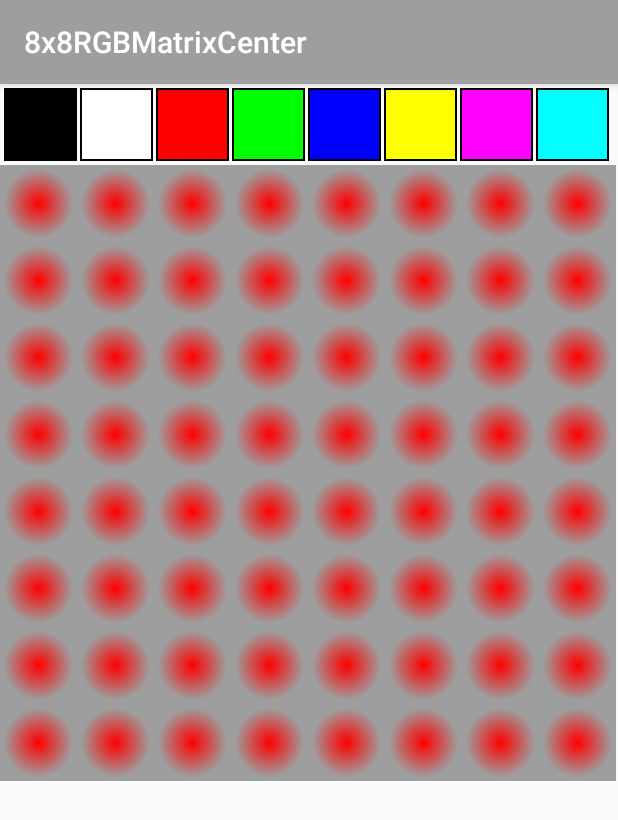
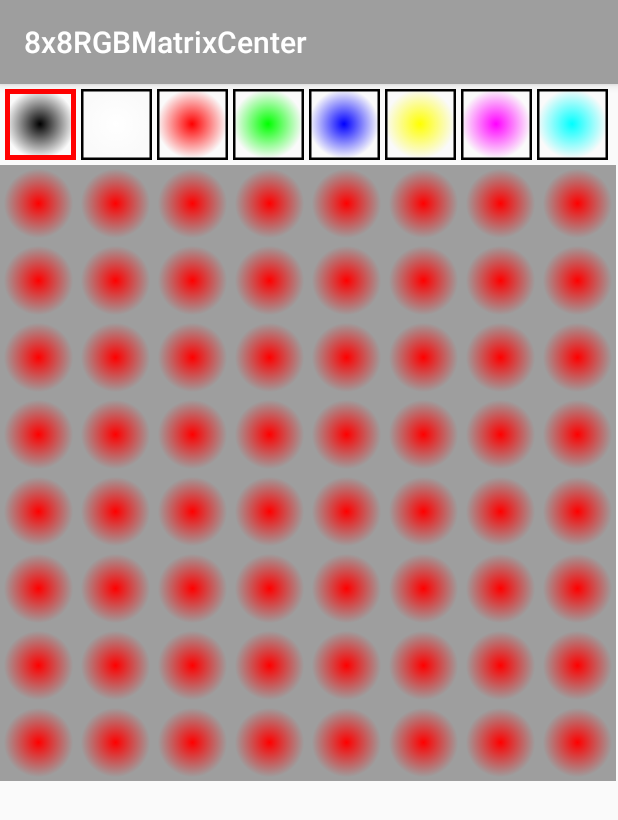
Before and after one commit to iridin/8x8RGBMatrixCenter, an Android app: the fragment MatrixFragment placed in its activity, on a phone screen of 412 x 824 dp. Shown: the top 820 px of the screen. Run offline under Robolectric (Android 15) with nearby library versions, the phone set to English and light mode, and no system bars; 2 statements that could not run were skipped.

Commit message:
Color palette is clickable.

```diff
--- a/app/src/main/java/cz/cuni/mff/a8x8rgbmatrixcenter/ColorSelectionView.java
+++ b/app/src/main/java/cz/cuni/mff/a8x8rgbmatrixcenter/ColorSelectionView.java
@@ -3,19 +3,21 @@ package cz.cuni.mff.a8x8rgbmatrixcenter;
 import android.content.Context;
 import android.content.res.TypedArray;
 import android.graphics.Canvas;
-import android.graphics.Color;
-import android.graphics.Paint;
 import android.util.AttributeSet;
 import android.util.DisplayMetrics;
-import android.view.View;
+import android.view.ViewGroup;
+
+import java.util.ArrayList;
+import java.util.List;
 
 /**
  * Created by Dominik Skoda on 19.04.2016.
  */
-public class ColorSelectionView extends View {
+public class ColorSelectionView extends ViewGroup {
+
+    public static final int COLOR_COUNT = 8;
 
     private static final int DEFAULT_COLOR = 0xFF000000;
-    private static final int DEFAULT_COLOR_CNT = 8;
     private static final int[] DEFAULT_COLORS = new int[] {
             0xFF000000,
             0xFFFFFFFF,
@@ -26,20 +28,16 @@ public class ColorSelectionView extends View {
             0xFFFF00FF,
             0xFF00FFFF };
 
-    private int[] colors;
+    List<ColorView> colorViews = new ArrayList<>();
+    private int selectedColor;
+
     private int colorMargin;
-    private int defaultColor;
-    private int colorCount;
 
     public ColorSelectionView(Context context) {
         super(context);
 
         colorMargin = 0;
-        defaultColor = 0xFF000000;
-        colorCount = DEFAULT_COLOR_CNT;
-        colors = new int[colorCount];
-
-        setColors();
+        selectedColor = 0;
     }
 
     public ColorSelectionView(Context context, AttributeSet attrs) {
@@ -50,7 +48,6 @@ public class ColorSelectionView extends View {
         super(context, attrs, defStyle);
 
         processAttributes(context, attrs);
-        setColors();
     }
 
     private void processAttributes(Context context, AttributeSet attrs) {
@@ -61,34 +58,66 @@ public class ColorSelectionView extends View {
             DisplayMetrics displayMetrics = getContext().getResources().getDisplayMetrics();
             colorMargin = Math.round(a.getDimension(R.styleable.ColorSelectionView_colorMargin, 0)
                     * (displayMetrics.xdpi / DisplayMetrics.DENSITY_DEFAULT));
-            defaultColor = a.getColor(R.styleable.ColorSelectionView_defaultColor, Color.WHITE);
-            colorCount = a.getInt(R.styleable.ColorSelectionView_colorCount, DEFAULT_COLOR_CNT);
         } finally {
             a.recycle();
         }
 
-        colors = new int[colorCount];
+        selectedColor = 0;
     }
 
-    private void setColors(){
-        for(int i = 0; i < colorCount; i++){
-            // TODO: load saved palette
-            if(DEFAULT_COLORS.length > i){
-                colors[i] = DEFAULT_COLORS[i];
-            } else {
-                colors[i] = DEFAULT_COLOR;
-            }
+    public void colorViewAdded(ColorView colorView){
+        int i = colorViews.size();
+
+        // Set color
+        // TODO: load saved palette
+        if(DEFAULT_COLORS.length > i){
+            colorView.setColor(DEFAULT_COLORS[i]);
+        } else {
+            colorView.setColor(DEFAULT_COLOR);
+        }
+
+        colorView.setSelected(i == 0);
+        colorViews.add(colorView);
+    }
+
+    public void colorViewClicked(ColorView view){
+        int i = colorViews.indexOf(view);
+
+        if(i >= 0 && i != selectedColor){
+            ColorView previousView = colorViews.get(selectedColor);
+            previousView.setSelected(false);
+            previousView.invalidate();
+
+            selectedColor = i;
+            view.setSelected(true);
+            view.invalidate();
+        }
+    }
+
+    public void colorViewLongClicked(ColorView view){
+
+    }
+
+    @Override
+    protected void onLayout(boolean changed, int l, int t, int r, int b) {
+        assert(getChildCount() == COLOR_COUNT);
+
+        final int colorSize = (getWidth() - (COLOR_COUNT + 1) * colorMargin) / COLOR_COUNT;
+
+        final int top = colorMargin;
+        final int bottom = colorMargin + colorSize;
+        for(int i = 0; i < COLOR_COUNT; i++) {
+            final int left = (i + 1) * colorMargin + i * colorSize;
+            final int right = (i + 1) * colorMargin + (i + 1) * colorSize;
+
+            getChildAt(i).layout(left, top, right, bottom);
         }
     }
 
     @Override
     protected void onMeasure(int widthMeasureSpec, int heightMeasureSpec) {
-        if(colorCount <= 0){
-            setMeasuredDimension(0, 0);
-            return;
-        }
 
-        int colorSize = (widthMeasureSpec - (colorCount + 1) * colorMargin) / colorCount;
+        int colorSize = (widthMeasureSpec - (COLOR_COUNT + 1) * colorMargin) / COLOR_COUNT;
         int height = 2*colorMargin + colorSize;
         setMeasuredDimension(widthMeasureSpec, (int) Math.ceil(height));
     }
@@ -96,26 +125,5 @@ public class ColorSelectionView extends View {
     @Override
     protected void onDraw(Canvas canvas) {
         super.onDraw(canvas);
-
-        Paint borderPaint = new Paint();
-        borderPaint.setColor(Color.BLACK);
-        borderPaint.setStyle(Paint.Style.STROKE);
-        borderPaint.setStrokeWidth(2);
-
-        final int colorSize = (canvas.getWidth() - (colorCount + 1) * colorMargin) / colorCount;
-
-        final int top = colorMargin;
-        final int bottom = colorMargin + colorSize;
-        for(int i = 0; i < colorCount; i++){
-            final int left = (i+1)*colorMargin + i*colorSize;
-            final int right = (i+1)*colorMargin + (i+1)*colorSize;
-
-            Paint colorPaint = new Paint();
-            colorPaint.setColor(colors[i]);
-            colorPaint.setStyle(Paint.Style.FILL);
-
-            canvas.drawRect(left, top, right, bottom, colorPaint);
-            canvas.drawRect(left, top, right, bottom, borderPaint);
-        }
     }
 }
--- /dev/null
+++ b/app/src/main/java/cz/cuni/mff/a8x8rgbmatrixcenter/ColorView.java
@@ -0,0 +1,107 @@
+package cz.cuni.mff.a8x8rgbmatrixcenter;
+
+import android.content.Context;
+import android.graphics.Canvas;
+import android.graphics.Color;
+import android.graphics.Paint;
+import android.graphics.RadialGradient;
+import android.util.AttributeSet;
+import android.util.Log;
+import android.view.View;
+
+/**
+ * Created by Dominik Skoda on 19.04.2016.
+ */
+public class ColorView extends View implements View.OnClickListener, View.OnLongClickListener {
+
+    private final static int BORDER_WIDTH = 5;
+    private final static int SELECTED_BORDER_WIDTH = 10;
+
+    private int color;
+    private ColorSelectionView parentView;
+    private Paint borderPaint;
+
+    public ColorView(Context context) {
+        super(context);
+
+        init();
+    }
+
+    public ColorView(Context context, AttributeSet attrs) {
+        this(context, attrs, 0);
+    }
+
+    public ColorView(Context context, AttributeSet attrs, int defStyle) {
+        super(context, attrs, defStyle);
+        init();
+    }
+
+    private void init() {
+        color = 0xFF000000;
+
+        borderPaint = new Paint();
+        borderPaint.setColor(Color.BLACK);
+        borderPaint.setStyle(Paint.Style.STROKE);
+        borderPaint.setStrokeWidth(BORDER_WIDTH);
+
+        setOnClickListener(this);
+        setOnLongClickListener(this);
+    }
+
+    @Override
+    protected void onDraw(Canvas canvas) {
+        super.onDraw(canvas);
+
+        final int left = 0;
+        final int top = 0;
+        final int right = canvas.getWidth();
+        final int bottom = canvas.getHeight();
+
+        RadialGradient gradient = new RadialGradient(
+                canvas.getWidth() / 2,
+                canvas.getHeight() / 2,
+                canvas.getWidth() / 2,
+                color,
+                color & 0x00FFFFFF,
+                android.graphics.Shader.TileMode.CLAMP);
+
+        Paint colorPaint = new Paint(Paint.ANTI_ALIAS_FLAG);
+        colorPaint.setDither(true);
+        colorPaint.setShader(gradient);
+
+        canvas.drawRect(left, top, right, bottom, colorPaint);
+        canvas.drawRect(left, top, right, bottom, borderPaint);
+
+    }
+
+    @Override
+    public void onClick(View v) {
+        parentView.colorViewClicked(this);
+    }
+
+    @Override
+    public boolean onLongClick(View v) {
+        parentView.colorViewLongClicked(this);
+        return true;
+    }
+
+    public void setSelected(boolean selected) {
+        if (selected) {
+            borderPaint.setColor(Color.RED);
+            borderPaint.setStrokeWidth(SELECTED_BORDER_WIDTH);
+        } else {
+
+            borderPaint.setColor(Color.BLACK);
+            borderPaint.setStrokeWidth(BORDER_WIDTH);
+        }
+    }
+
+    public void setColor(int color) {
+        this.color = color;
+    }
+
+    public void setParentView(ColorSelectionView parentView) {
+        this.parentView = parentView;
+        parentView.colorViewAdded(this);
+    }
+}
--- a/app/src/main/java/cz/cuni/mff/a8x8rgbmatrixcenter/MatrixFragment.java
+++ b/app/src/main/java/cz/cuni/mff/a8x8rgbmatrixcenter/MatrixFragment.java
@@ -5,8 +5,10 @@ import android.os.Bundle;
 import android.view.LayoutInflater;
 import android.view.View;
 import android.view.ViewGroup;
+
+import static cz.cuni.mff.a8x8rgbmatrixcenter.MatrixView.LED_ARRAY_HEIGHT;
 import static cz.cuni.mff.a8x8rgbmatrixcenter.MatrixView.LED_ARRAY_WIDTH;
-import static cz.cuni.mff.a8x8rgbmatrixcenter.MatrixView.LED_ARRAY_HEIGHT;
+import static cz.cuni.mff.a8x8rgbmatrixcenter.ColorSelectionView.COLOR_COUNT;
 
 /**
  * Created by Dominik Skoda on 19.04.2016.
@@ -32,6 +34,17 @@ public class MatrixFragment extends Fragment {
             ledView.setLedMatrix(matrixView);
             matrixView.addView(ledView);
         }
+
+        // Initialize Color pelette
+        ColorSelectionView paletteView = (ColorSelectionView) rootView.findViewById(R.id.colorSelectionView);
+        for(int i = 0; i < COLOR_COUNT; i++) {
+            View view = layoutInflater.inflate(R.layout.color_layout, paletteView, false);
+            ColorView colorView = (ColorView) view.findViewById(R.id.color_view);
+            colorView.setParentView(paletteView);
+            paletteView.addView(colorView);
+        }
+
+
         return rootView;
     }
 }
--- a/app/src/main/java/cz/cuni/mff/a8x8rgbmatrixcenter/MatrixView.java
+++ b/app/src/main/java/cz/cuni/mff/a8x8rgbmatrixcenter/MatrixView.java
@@ -4,7 +4,6 @@ import android.content.Context;
 import android.content.res.TypedArray;
 import android.graphics.Canvas;
 import android.graphics.Color;
-import android.graphics.Paint;
 import android.util.AttributeSet;
 import android.view.ViewGroup;
 
@@ -76,13 +75,6 @@ public class MatrixView extends ViewGroup {
     @Override
     protected void onDraw(Canvas canvas) {
         super.onDraw(canvas);
-
-        Paint paint = new Paint();
-        //paint.setColor(0x009E9E9E);
-        paint.setARGB(255, 0, 255, 0);
-        paint.setStyle(Paint.Style.FILL);
-
-        canvas.drawRect(0, 0, canvas.getWidth(), canvas.getWidth(), paint);
     }
 
     public float getLedMargin(){
--- /dev/null
+++ b/app/src/main/res/layout/color_layout.xml
@@ -0,0 +1,6 @@
+<?xml version="1.0" encoding="utf-8"?>
+<cz.cuni.mff.a8x8rgbmatrixcenter.ColorView
+    xmlns:android="http://schemas.android.com/apk/res/android"
+    android:layout_width="match_parent"
+    android:layout_height="match_parent"
+    android:id="@+id/color_view"/>
--- a/app/src/main/res/layout/matrix_layout.xml
+++ b/app/src/main/res/layout/matrix_layout.xml
@@ -12,7 +12,6 @@
         android:layout_width="match_parent"
         android:layout_height="match_parent"
         custom:colorMargin="2dp"
-        custom:defaultColor="#FFFFFF"
         custom:colorCount="8" />
 
     <cz.cuni.mff.a8x8rgbmatrixcenter.MatrixView
--- a/app/src/main/res/values/attrs.xml
+++ b/app/src/main/res/values/attrs.xml
@@ -7,7 +7,6 @@
 
     <declare-styleable name="ColorSelectionView">
         <attr name="colorMargin" format="dimension" />
-        <attr name="defaultColor" format="color" />
         <attr name="colorCount" format="integer" />
     </declare-styleable>
 </resources>
```
